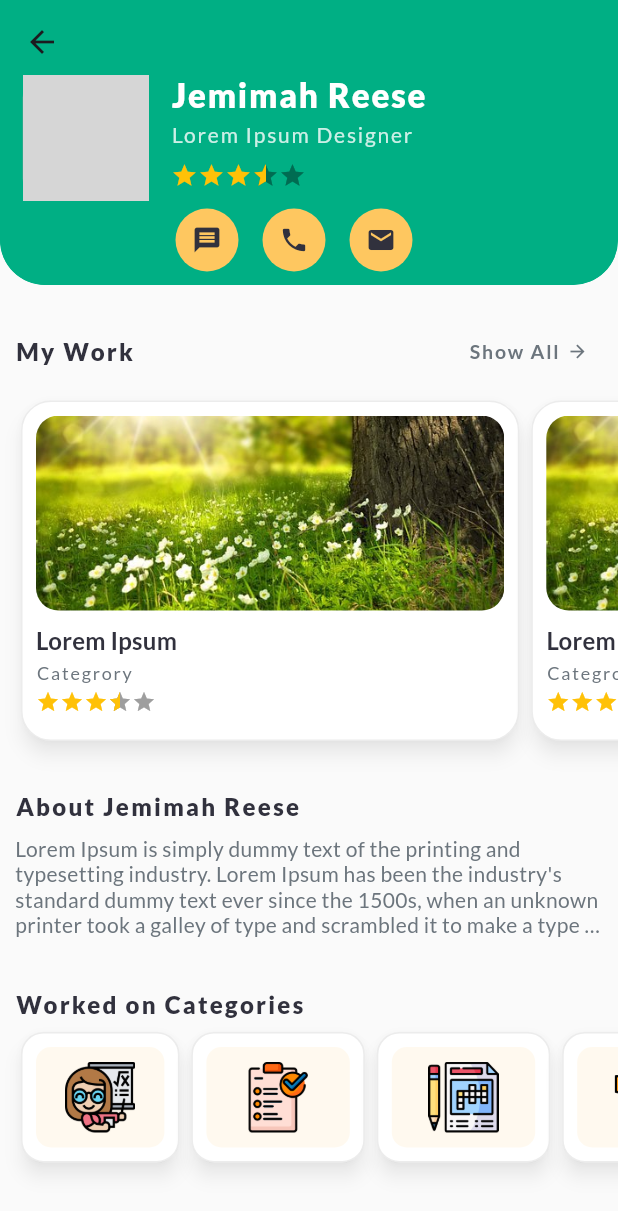
After one commit to abdulrazakshaikh/trackmymentor, a Flutter app: the screen it shows after launch, on a phone screen of 412 x 824 dp. The commit adds this screen. Shown: the top 1211 px of the screen. Run offline on Flutter 3.47's test engine with Material 2 defaults, Android fonts, the phone set to English and light mode, and no system bars; drawn by our look-alikes of flutter_rating_bar; our stand-ins replace card_swiper, chat_bubbles, google_fonts; missing offline and left inert: cool_stepper_reloaded, introduction_slider; grey boxes are pictures that could not be loaded.

Commit message:
teacher profile done

```diff
--- a/lib/main.dart
+++ b/lib/main.dart
@@ -4,6 +4,7 @@ import 'package:trackmy_mentor/homepage/homepage.dart';
 import 'package:trackmy_mentor/login/login.dart';
 import 'package:trackmy_mentor/login/signup.dart';
 import 'package:trackmy_mentor/profile.dart';
+import 'package:trackmy_mentor/profile/teacherprofile.dart';
 import 'package:trackmy_mentor/profile/userprofile.dart';
 import 'package:trackmy_mentor/splashscreen.dart';
 import 'package:trackmy_mentor/theme/color_schemes.g.dart';
@@ -30,7 +31,8 @@ class MyApp extends StatelessWidget {
       // Login()
       // Signup()
       // UserProfile()
-      ChatList()
+      // ChatList()
+      TeacherProfile()
     );
   }
 }
--- /dev/null
+++ b/lib/profile/teacher_categoryworked.dart
@@ -0,0 +1,145 @@
+import 'dart:ui';
+import 'package:card_swiper/card_swiper.dart';
+import 'package:flutter/cupertino.dart';
+import 'package:flutter/material.dart';
+import 'package:flutter_rating_bar/flutter_rating_bar.dart';
+import 'package:google_fonts/google_fonts.dart';
+
+class TeacherCategoryWorked extends StatefulWidget {
+  @override
+  _TeacherCategoryWorkedState createState() => new _TeacherCategoryWorkedState();
+}
+
+class _TeacherCategoryWorkedState extends State<TeacherCategoryWorked> {
+
+List carouselitemlist = [
+  {
+    "id": "001",
+    "title" : "Tutor",
+    "img": "assets/images/tutor.png",
+  },
+  {
+    "id": "002",
+    "title" : "Projects",
+    "img": "assets/images/project.png",
+  },
+  {
+    "id": "003",
+    "title" : "Activity",
+    "img": "assets/images/activity.png",
+  },
+  {
+    "id": "004",
+    "title" : "Coach",
+    "img": "assets/images/coach.png",
+  },
+  {
+    "id": "005",
+    "title" : "Charts",
+    "img": "assets/images/chart.png",
+  },
+  {
+    "id": "006",
+    "title" : "Models",
+    "img": "assets/images/model.png",
+  },
+  {
+    "id": "007",
+    "title" : "Sports",
+    "img": "assets/images/sports.png",
+  },
+  {
+    "id": "008",
+    "title" : "Assignments",
+    "img": "assets/images/assignment.png",
+  },
+];
+
+  @override
+  Widget build(BuildContext context) {
+
+  return Container(
+    child: Column(
+      children: [
+        Container(
+          padding: EdgeInsets.symmetric(horizontal: 10, vertical: 5),
+          child: Row(
+            mainAxisAlignment: MainAxisAlignment.spaceBetween,
+            crossAxisAlignment: CrossAxisAlignment.center,
+            children: [
+              Expanded(
+                child: Text('Worked on Categories',
+                  style: GoogleFonts.lato(
+                    textStyle: Theme.of(context).textTheme.titleMedium,
+                    letterSpacing: 1.5,
+                    fontSize: MediaQuery.of(context).size.width < 321 ? 14 : 16,
+                    fontWeight: FontWeight.w900
+                  ),
+                )
+              ),
+            ],
+          ),
+        ),
+
+
+            Container(
+            alignment: Alignment.topLeft,
+            height: 120,
+            child: PageView.builder(
+                scrollDirection: Axis.horizontal,
+                controller: PageController(viewportFraction: MediaQuery.of(context).size.width < 321 ? 0.35 : 0.3,),
+                padEnds: false,
+                pageSnapping: true,
+                itemCount: carouselitemlist == null ? 0 : carouselitemlist.length,
+                physics: PageScrollPhysics(),
+                itemBuilder: (BuildContext context, int index) {
+                  Map item = carouselitemlist[index];
+                  return Container(
+                  margin: EdgeInsets.only(bottom: 25, left: index==0 ? 10 : 0,),
+                  child: GestureDetector(
+                    onTap: () {},
+                      child: Card(
+                        elevation: 5,
+                        shadowColor: Theme.of(context).shadowColor.withOpacity(0.35),
+                        shape: RoundedRectangleBorder(
+                          borderRadius: BorderRadius.circular(15),
+                          side: BorderSide(width: 1, color: Colors.grey.withOpacity(0.2))
+                        ),
+                        child: Padding(
+                          padding: EdgeInsets.all(10),
+                          child: Row(
+                            children: [
+                              Expanded(
+                                child: Container(
+                                padding: EdgeInsets.all(10),
+                                decoration: BoxDecoration(
+                                  color: Theme.of(context).colorScheme.tertiary.withOpacity(0.1),
+                                  borderRadius: BorderRadius.circular(10),
+                                ),
+                                child: ClipRRect(
+                                  borderRadius: BorderRadius.circular(10),
+                                  child: Image.asset('${item["img"]}',
+                                    fit: BoxFit.contain,
+                                  ),
+                                ),
+                              ),
+                              ),
+                            ],
+                          ),
+                        ),
+                      ),
+                    ),
+                  );
+                }
+
+          ),
+        ),
+
+      ],
+    ),
+  );
+  }
+
+
+
+}
--- /dev/null
+++ b/lib/profile/teacher_mywork.dart
@@ -0,0 +1,203 @@
+import 'dart:ui';
+import 'package:card_swiper/card_swiper.dart';
+import 'package:flutter/cupertino.dart';
+import 'package:flutter/material.dart';
+import 'package:flutter_rating_bar/flutter_rating_bar.dart';
+import 'package:google_fonts/google_fonts.dart';
+
+class TeacherMyWork extends StatefulWidget {
+  @override
+  _TeacherMyWorkState createState() => new _TeacherMyWorkState();
+}
+
+class _TeacherMyWorkState extends State<TeacherMyWork> {
+
+List carouselitemlist = [
+  {
+    "id": "001",
+    "title" : "Lorem Ipsum",
+    "category": "Categrory",
+    "img": "assets/images/bg1.jpg",
+    "rating": 3.5,
+  },
+  {
+    "id": "002",
+    "title" : "Lorem Ipsum",
+    "category": "Categrory",
+    "img": "assets/images/bg1.jpg",
+    "rating": 3.5,
+  },
+  {
+    "id": "003",
+    "title" : "Lorem Ipsum",
+    "category": "Categrory",
+    "img": "assets/images/bg1.jpg",
+    "rating": 3.5,
+  },
+  {
+    "id": "004",
+    "title" : "Lorem Ipsum",
+    "category": "Categrory",
+    "img": "assets/images/bg1.jpg",
+    "rating": 3.5,
+  },
+  {
+    "id": "005",
+    "title" : "Lorem Ipsum",
+    "category": "Categrory",
+    "img": "assets/images/bg1.jpg",
+    "rating": 3.5,
+  },
+];
+
+  @override
+  Widget build(BuildContext context) {
+
+  return Container(
+    child: Column(
+      children: [
+        Container(
+          padding: EdgeInsets.symmetric(horizontal: 10, vertical: 5),
+          child: Row(
+            mainAxisAlignment: MainAxisAlignment.spaceBetween,
+            crossAxisAlignment: CrossAxisAlignment.center,
+            children: [
+              Expanded(
+                child: Text('My Work',
+                  style: GoogleFonts.lato(
+                    textStyle: Theme.of(context).textTheme.titleMedium,
+                    letterSpacing: 1.5,
+                    fontSize: MediaQuery.of(context).size.width < 321 ? 14 : 16,
+                    fontWeight: FontWeight.w900
+                  ),
+                )
+              ),
+              Container(
+                child: TextButton(
+                  onPressed: (){},
+                  child: Row(
+                    children: [
+                      Text('Show All',
+                        style: GoogleFonts.lato(
+                          textStyle: Theme.of(context).textTheme.titleSmall,
+                          letterSpacing: 1.2,
+                          fontSize: MediaQuery.of(context).size.width < 321 ? 12 : 13,
+                          color: Theme.of(context).colorScheme.secondary,
+                          fontWeight: FontWeight.w600
+                        ),
+                      ),
+                      SizedBox(width: 5),
+                      Icon(Icons.arrow_forward, size: 14,),
+                    ],
+                  ),
+                  style: TextButton.styleFrom(
+                    shape: StadiumBorder(),
+                    padding: EdgeInsets.symmetric(vertical: 5, horizontal: 10),
+                    foregroundColor: Theme.of(context).colorScheme.secondary,
+                  ),
+                ),
+
+
+              )
+            ],
+          ),
+        ),
+
+
+            Container(
+                alignment: Alignment.topLeft,
+                height: MediaQuery.of(context).size.width < 321 ?  260 : 260,
+                child: PageView.builder(
+                scrollDirection: Axis.horizontal,
+                controller: PageController(viewportFraction: 0.85,),
+                padEnds: false,
+                pageSnapping: true,
+                itemCount: carouselitemlist == null ? 0 : carouselitemlist.length,
+                physics: PageScrollPhysics(),
+                itemBuilder: (BuildContext context, int index) {
+                  Map item = carouselitemlist[index];
+                  return Container(
+                  margin: EdgeInsets.only(bottom: 25, left: index==0 ? 10 : 0,),
+                  child: GestureDetector(
+                onTap: () {},
+                  child: Card(
+                    elevation: 5,
+                    shadowColor: Theme.of(context).shadowColor.withOpacity(0.35),
+                    shape: RoundedRectangleBorder(
+                      borderRadius: BorderRadius.circular(20),
+                      side: BorderSide(width: 1, color: Colors.grey.withOpacity(0.2))
+                    ),
+                    child: Padding(
+                      padding: EdgeInsets.all(10),
+                      child: Column(
+                        children: [
+                          Container(
+                            height: 130,
+                            decoration: BoxDecoration(
+                              borderRadius: BorderRadius.circular(20),
+                            ),
+                            width: double.infinity,
+                            child: ClipRRect(
+                              borderRadius: BorderRadius.circular(15),
+                              child: Image.asset('${item["img"]}',
+                                fit: BoxFit.cover,
+                              ),
+                            ),
+                          ),
+                          Container(
+                            padding: EdgeInsets.only(top: 10),
+                            width: double.infinity,
+                            child: Column(
+                              crossAxisAlignment: CrossAxisAlignment.stretch,
+                              children: [
+                                Text('${item["title"]}',
+                                  overflow: TextOverflow.clip,
+                                  style: GoogleFonts.lato(
+                                    textStyle: Theme.of(context).textTheme.titleMedium,
+                                    fontSize: 16,
+                                    fontWeight: FontWeight.w600,
+                                  ),
+                                ),
+                                SizedBox(height: 5),
+                                Text('${item["category"]}',
+                                  overflow: TextOverflow.clip,
+                                  style: GoogleFonts.lato(
+                                    textStyle: Theme.of(context).textTheme.bodySmall,
+                                    color: Theme.of(context).colorScheme.secondary,
+                                    letterSpacing: 1.2,
+                                    fontWeight: FontWeight.w400
+                                  ),
+                                ),
+                                SizedBox(height: 5),
+                                RatingBarIndicator(
+                                  rating: item["rating"],
+
+                                  itemBuilder: (context, index) => Icon(
+                                      Icons.star,
+                                      color: Colors.amber,
+                                  ),
+                                  itemCount: 5,
+                                  itemSize: 16,
+                                  direction: Axis.horizontal,
+                                ),
+                              ],
+                            ),
+                          )
+                        ],
+                      ),
+                    ),
+                  ),
+                ),
+              );
+            }
+          ),
+        ),
+
+      ],
+    ),
+  );
+  }
+
+
+
+}
--- /dev/null
+++ b/lib/profile/teacherprofile.dart
@@ -0,0 +1,226 @@
+import 'package:flutter/cupertino.dart';
+import 'package:flutter/material.dart';
+import 'package:flutter_rating_bar/flutter_rating_bar.dart';
+import 'package:google_fonts/google_fonts.dart';
+import 'package:trackmy_mentor/common_widgets/bottom_navigation.dart';
+import 'package:trackmy_mentor/profile/teacher_categoryworked.dart';
+import 'package:trackmy_mentor/profile/teacher_mywork.dart';
+
+class TeacherProfile extends StatefulWidget {
+
+  @override
+  State<TeacherProfile> createState() => _TeacherProfileState();
+}
+
+class _TeacherProfileState extends State<TeacherProfile> {
+
+  @override
+  Widget build(BuildContext context) {
+    return Scaffold(
+
+      body: CustomScrollView(
+        slivers: [
+          SliverAppBar(
+            pinned: false,
+            expandedHeight: 190,
+            elevation: 0,
+            shape: RoundedRectangleBorder(
+              borderRadius: BorderRadius.only(
+                bottomLeft: Radius.circular(30),
+                bottomRight: Radius.circular(30),
+              )
+            ),
+            // backgroundColor: Theme.of(context).colorScheme.secondary,
+            backgroundColor: Theme.of(context).colorScheme.primary,
+            leading: IconButton(
+              onPressed: (){},
+              icon: Icon(Icons.arrow_back),
+            ),
+            flexibleSpace: FlexibleSpaceBar(
+              collapseMode: CollapseMode.pin,
+              background: ClipRRect(
+                  borderRadius: BorderRadius.only(
+                    bottomLeft: Radius.circular(30),
+                    bottomRight: Radius.circular(30),
+                  ),
+                child: Container(
+                margin: EdgeInsets.only(top: 50),
+                padding: EdgeInsets.symmetric(horizontal: 15),
+                clipBehavior: Clip.antiAlias,
+                decoration: BoxDecoration(
+                  // color: Theme.of(context).colorScheme.secondary,
+                  color: Theme.of(context).colorScheme.primary,
+                  borderRadius: BorderRadius.only(
+                    bottomLeft: Radius.circular(30),
+                    bottomRight: Radius.circular(30),
+                  )
+                ),
+                child: Row(
+                  crossAxisAlignment: CrossAxisAlignment.start,
+                  children: [
+                    ClipRRect(
+                      borderRadius: BorderRadius.circular(15),
+                      child: Container(
+                        width: 84,
+                        height: 84,
+                        decoration: BoxDecoration(
+                          borderRadius: BorderRadius.circular(15),
+                          color: Colors.grey,
+                        ),
+                        child: Image.asset('images/default.jpg',
+                          fit: BoxFit.cover,
+                        ),
+                      ),
+                    ),
+                    SizedBox(width: 15),
+                    Expanded(
+                      child: Column(
+                        crossAxisAlignment: CrossAxisAlignment.start,
+                        mainAxisAlignment: MainAxisAlignment.start,
+                        children: [
+                          Text('Jemimah Reese',
+                            style: GoogleFonts.lato(
+                              textStyle: Theme.of(context).textTheme.titleLarge,
+                              fontWeight: FontWeight.w900,
+                              letterSpacing: 1.2,
+                              color: Theme.of(context).colorScheme.onPrimary,
+                            ),
+                          ),
+                          SizedBox(height: 5),
+                          Container(
+                            child: Text('Lorem Ipsum Designer',
+                              style: GoogleFonts.lato(
+                                textStyle: Theme.of(context).appBarTheme.titleTextStyle,
+                                color: Theme.of(context).colorScheme.onPrimary.withOpacity(0.8),
+                                fontSize: 14,
+                                fontWeight: FontWeight.w500
+                              ),
+                            ),
+                          ),
+                          SizedBox(height: 10),
+                          RatingBarIndicator(
+                            rating: 3.5,
+                            itemBuilder: (context, index) => Icon(
+                                Icons.star,
+                                color: Colors.amber,
+                            ),
+                            itemCount: 5,
+                            itemSize: 18,
+                            direction: Axis.horizontal,
+                          ),
+
+                          Container(
+                            margin: EdgeInsets.symmetric(vertical: 10),
+                            child: Row(
+                              mainAxisAlignment: MainAxisAlignment.start,
+                              children: [
+                                IconButton(
+                                  onPressed: (){},
+                                  icon: Icon(Icons.message),
+                                  style: IconButton.styleFrom(
+                                    fixedSize: Size(42, 42),
+                                    // foregroundColor: Theme.of(context).colorScheme.onTertiary,
+                                    backgroundColor: Theme.of(context).colorScheme.tertiary
+                                  ),
+                                ),
+                                SizedBox(width: 10),
+                                IconButton(
+                                  onPressed: (){},
+                                  icon: Icon(Icons.phone),
+                                  style: IconButton.styleFrom(
+                                    fixedSize: Size(42, 42),
+                                    // foregroundColor: Theme.of(context).colorScheme.onTertiary,
+                                    backgroundColor: Theme.of(context).colorScheme.tertiary
+                                  ),
+                                ),
+                                SizedBox(width: 10),
+                                IconButton(
+                                  onPressed: (){},
+                                  icon: Icon(Icons.email),
+                                  style: IconButton.styleFrom(
+                                    fixedSize: Size(42, 42),
+                                    // foregroundColor: Theme.of(context).colorScheme.onTertiary,
+                                    backgroundColor: Theme.of(context).colorScheme.tertiary
+                                  ),
+                                ),
+                              ],
+                            ),
+                          )
+                        ],
+                      )
+                    )
+
+                  ],
+                ),
+              ),
+              ),
+
+            ),
+          ),
+          SliverToBoxAdapter(
+            child: Padding(
+              padding: EdgeInsets.symmetric(vertical: 15),
+              child: Column(
+                children: [
+                  Container(
+                    child: TeacherMyWork(),
+                  ),
+
+
+                  Container(
+                    margin: EdgeInsets.only(bottom: 25,),
+                    child: Column(
+                      children: [
+                        Container(
+                          padding: EdgeInsets.symmetric(horizontal: 10, vertical: 5),
+                          child: Row(
+                            mainAxisAlignment: MainAxisAlignment.spaceBetween,
+                            crossAxisAlignment: CrossAxisAlignment.center,
+                            children: [
+                              Expanded(
+                                child: Text('About Jemimah Reese',
+                                  style: GoogleFonts.lato(
+                                    textStyle: Theme.of(context).textTheme.titleMedium,
+                                    letterSpacing: 1.5,
+                                    fontSize: MediaQuery.of(context).size.width < 321 ? 14 : 16,
+                                    fontWeight: FontWeight.w900
+                                  ),
+                                )
+                              ),
+                            ],
+                          ),
+                        ),
+                        Container(
+                          padding: EdgeInsets.symmetric(horizontal: 10, vertical: 5),
+                          child: Text("Lorem Ipsum is simply dummy text of the printing and typesetting industry. Lorem Ipsum has been the industry's standard dummy text ever since the 1500s, when an unknown printer took a galley of type and scrambled it to make a type specimen book. It has survived not only five centuries, but also the leap into electronic typesetting, remaining essentially unchanged. It was popularised in the 1960s with the release of Letraset sheets containing Lorem Ipsum passages, and more recently with desktop publishing software like Aldus PageMaker including versions of Lorem Ipsum.",
+                          maxLines: 4,
+                            overflow: TextOverflow.ellipsis,
+                            style: GoogleFonts.lato(
+                              textStyle: Theme.of(context).textTheme.bodyMedium,
+                              fontWeight: FontWeight.w500,
+                              color: Theme.of(context).colorScheme.secondary,
+                            ),
+                          ),
+                        ),
+                      ],
+                    ),
+                  ),
+
+                  // Text("Lorem Ipsum is simply dummy text of the printing and typesetting industry. Lorem Ipsum has been the industry's standard dummy text ever since the 1500s, when an unknown printer took a galley of type and scrambled it to make a type specimen book. It has survived not only five centuries, but also the leap into electronic typesetting, remaining essentially unchanged. It was popularised in the 1960s with the release of Letraset sheets containing Lorem Ipsum passages, and more recently with desktop publishing software like Aldus PageMaker including versions of Lorem Ipsum."),
+                  // Text("Lorem Ipsum is simply dummy text of the printing and typesetting industry. Lorem Ipsum has been the industry's standard dummy text ever since the 1500s, when an unknown printer took a galley of type and scrambled it to make a type specimen book. It has survived not only five centuries, but also the leap into electronic typesetting, remaining essentially unchanged. It was popularised in the 1960s with the release of Letraset sheets containing Lorem Ipsum passages, and more recently with desktop publishing software like Aldus PageMaker including versions of Lorem Ipsum."),
+                  // Text("Lorem Ipsum is simply dummy text of the printing and typesetting industry. Lorem Ipsum has been the industry's standard dummy text ever since the 1500s, when an unknown printer took a galley of type and scrambled it to make a type specimen book. It has survived not only five centuries, but also the leap into electronic typesetting, remaining essentially unchanged. It was popularised in the 1960s with the release of Letraset sheets containing Lorem Ipsum passages, and more recently with desktop publishing software like Aldus PageMaker including versions of Lorem Ipsum."),
+                  // Text("Lorem Ipsum is simply dummy text of the printing and typesetting industry. Lorem Ipsum has been the industry's standard dummy text ever since the 1500s, when an unknown printer took a galley of type and scrambled it to make a type specimen book. It has survived not only five centuries, but also the leap into electronic typesetting, remaining essentially unchanged. It was popularised in the 1960s with the release of Letraset sheets containing Lorem Ipsum passages, and more recently with desktop publishing software like Aldus PageMaker including versions of Lorem Ipsum."),
+                  // Text("Lorem Ipsum is simply dummy text of the printing and typesetting industry. Lorem Ipsum has been the industry's standard dummy text ever since the 1500s, when an unknown printer took a galley of type and scrambled it to make a type specimen book. It has survived not only five centuries, but also the leap into electronic typesetting, remaining essentially unchanged. It was popularised in the 1960s with the release of Letraset sheets containing Lorem Ipsum passages, and more recently with desktop publishing software like Aldus PageMaker including versions of Lorem Ipsum."),
+
+                  Container(
+                    child: TeacherCategoryWorked()
+                  ),
+                ],
+              ),
+            )
+          ),
+        ],
+      )
+    );
+  }
+}
```
Also changed, not shown: 2 other files.
